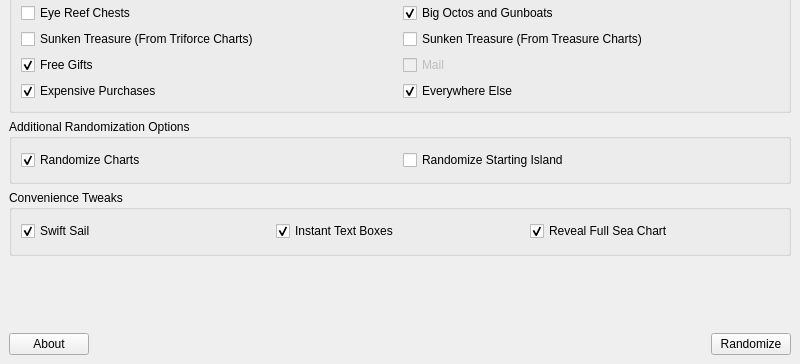
Before: the Qt Designer form ui/randomizer_window.ui in LagoLunatic/wwrando, drawn with Qt 5; both pictures show x 0 to 800 and y 197 to 561 of the 800 by 561 pixel window.
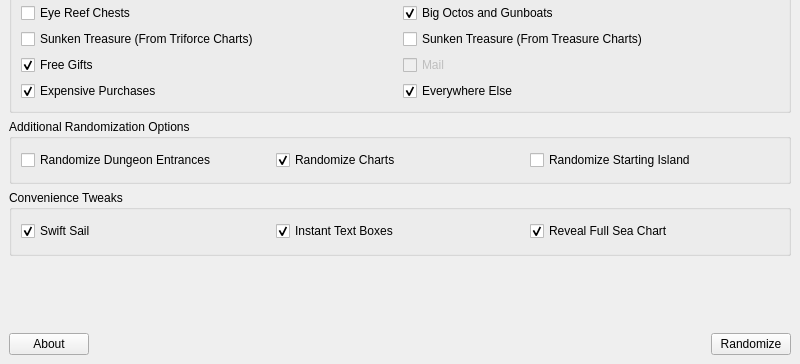
After: the same form once the commit is applied.

Commit message: Add dungeon entrance randomizer

```diff
--- a/ui/randomizer_window.ui
+++ b/ui/randomizer_window.ui
@@ -207,6 +207,13 @@
        <string>Additional Randomization Options</string>
       </property>
       <layout class="QHBoxLayout" name="horizontalLayout_3">
+       <item>
+        <widget class="QCheckBox" name="randomize_dungeon_entrances">
+         <property name="text">
+          <string>Randomize Dungeon Entrances</string>
+         </property>
+        </widget>
+       </item>
        <item>
         <widget class="QCheckBox" name="randomize_charts">
          <property name="text">
```
The commit also changes 4 other files.
